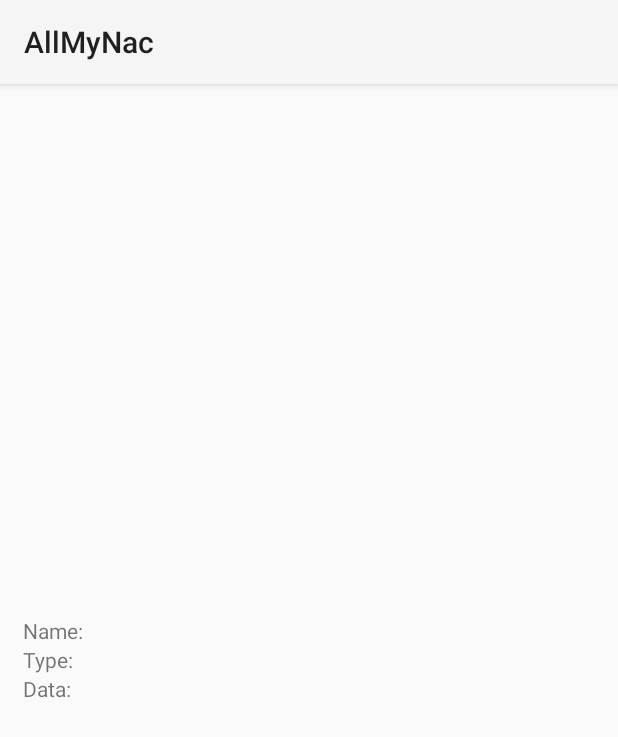
After one commit to DeCorben/AllMyNac, an Android app: the layout nac.xml on its own in the app's theme, with its tools: preview values and no code run, on a phone screen of 412 x 824 dp. The commit adds this screen. Shown: the top 737 px of the screen. Run offline under Robolectric (Android 15) with nearby library versions, the phone set to English and light mode, and no system bars.

Commit message:
v3 completed

```diff
--- a/app/build.gradle
+++ b/app/build.gradle
@@ -6,7 +6,7 @@ android {
 
     defaultConfig {
         applicationId "com.blackmanatee.allmynac"
-        minSdkVersion 14
+        minSdkVersion 18
         targetSdkVersion 21
         versionCode 1
         versionName "1.0"
@@ -20,5 +20,6 @@ android {
 }
 
 dependencies {
+	compile project(':lagoon')
     compile fileTree(dir: 'libs', include: ['*.jar'])
 }
--- a/app/src/main/AndroidManifest.xml
+++ b/app/src/main/AndroidManifest.xml
@@ -9,7 +9,7 @@
         android:theme="@style/AppTheme"
 		android:resizeableActivity = "true">
         <activity
-            android:name=".MainActivity"
+            android:name=".NacDetailActivity"
             android:label="@string/app_name" >
             <intent-filter>
                 <action android:name="android.intent.action.MAIN" />
--- /dev/null
+++ b/app/src/main/res/layout/nac.xml
@@ -0,0 +1,56 @@
+<LinearLayout xmlns:android="http://schemas.android.com/apk/res/android"
+    android:layout_width="match_parent"
+    android:layout_height="match_parent"
+    android:gravity="center"
+	android:padding="15dp"
+	android:orientation="vertical"
+	>
+	<RelativeLayout android:layout_width="match_parent"
+		android:layout_height="wrap_content"
+		>
+		<TextView android:layout_width="wrap_content"
+			android:layout_height="wrap_content"
+			android:text="@string/nacName"
+			android:layout_alignParentLeft="true"
+			android:id="@+id/nacNameLabel"
+			/>
+		<TextView android:layout_width="0dp"
+			android:layout_height="wrap_content"
+			android:layout_toRightOf="@id/nacNameLabel"
+			android:layout_alignParentRight="true"
+			android:id="@+id/nacNameBox"
+			/>
+	</RelativeLayout>
+	<RelativeLayout android:layout_width="match_parent"
+		android:layout_height="wrap_content"
+	>
+		<TextView android:layout_width="wrap_content"
+			android:layout_height="wrap_content"
+			android:text="@string/nacType"
+			android:layout_alignParentLeft="true"
+			android:id="@+id/nacTypeLabel"
+		/>
+		<TextView android:layout_width="0dp"
+			android:layout_height="wrap_content"
+			android:layout_toRightOf="@id/nacTypeLabel"
+			android:layout_alignParentRight="true"
+			android:id="@+id/nacTypeBox"
+		/>
+	</RelativeLayout>
+	<RelativeLayout android:layout_width="match_parent"
+		android:layout_height="wrap_content"
+	>
+		<TextView android:layout_width="wrap_content"
+			android:layout_height="wrap_content"
+			android:text="@string/nacData"
+			android:layout_alignParentLeft="true"
+			android:id="@+id/nacDataLabel"
+		/>
+		<TextView android:layout_width="0dp"
+			android:layout_height="wrap_content"
+			android:layout_toRightOf="@id/nacDataLabel"
+			android:layout_alignParentRight="true"
+			android:id="@+id/nacDataBox"
+		/>
+	</RelativeLayout>
+</LinearLayout>
--- a/app/src/main/res/values/strings.xml
+++ b/app/src/main/res/values/strings.xml
@@ -3,5 +3,8 @@
 
     <string name="app_name">AllMyNac</string>
     <string name="hello_world">Hello world!</string>
-
+	<string name="lib_name">Waldo</string>
+	<string name="nacData">Data:</string>
+	<string name="nacName">Name:</string>
+	<string name="nacType">Type:</string>
 </resources>
--- a/settings.gradle
+++ b/settings.gradle
@@ -1 +1,3 @@
 include ':app'
+include ':lagoon'
+project(':lagoon').projectDir = file('../ManateeBase/lagoon')
```
Also changed, not shown: app/src/main/java/com/blackmanatee/allmynac/KernelNac.java (added, +87 -0 lines), app/src/main/java/com/blackmanatee/allmynac/MainActivity.java (deleted, +0 -14 lines), app/src/main/java/com/blackmanatee/allmynac/NacDetailActivity.java (added, +49 -0 lines), app/src/main/res/layout/main.xml (deleted, +0 -11 lines), app/src/main/res/layout/sac.xml (added, +48 -0 lines).
